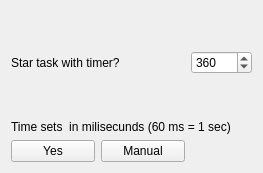
Qt form ddocclient/app/http_connector/src/timer_form.ui (YuriyRusinov/reper) before a commit.
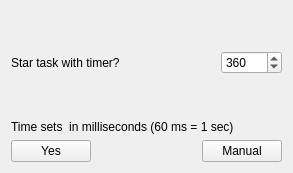
The same form after that commit.

```diff
--- a/ddocclient/app/http_connector/src/timer_form.ui
+++ b/ddocclient/app/http_connector/src/timer_form.ui
@@ -6,7 +6,7 @@
    <rect>
     <x>0</x>
     <y>0</y>
-    <width>263</width>
+    <width>293</width>
     <height>173</height>
    </rect>
   </property>
@@ -43,11 +43,11 @@
    <item row="1" column="0" colspan="2">
     <widget class="QLabel" name="label_2">
      <property name="text">
-      <string>Time sets  in milisecunds (60 ms = 1 sec)</string>
+      <string>Time sets  in milliseconds (60 ms = 1 sec)</string>
      </property>
     </widget>
    </item>
-   <item row="2" column="0">
+   <item row="2" column="0" colspan="2">
     <layout class="QHBoxLayout" name="horizontalLayout">
      <item>
       <widget class="QPushButton" name="pbYes">
@@ -56,6 +56,22 @@
        </property>
       </widget>
      </item>
+     <item>
+      <spacer name="horizontalSpacer">
+       <property name="orientation">
+        <enum>Qt::Horizontal</enum>
+       </property>
+       <property name="sizeType">
+        <enum>QSizePolicy::Expanding</enum>
+       </property>
+       <property name="sizeHint" stdset="0">
+        <size>
+         <width>40</width>
+         <height>20</height>
+        </size>
+       </property>
+      </spacer>
+     </item>
      <item>
       <widget class="QPushButton" name="pbMan">
        <property name="text">
```
